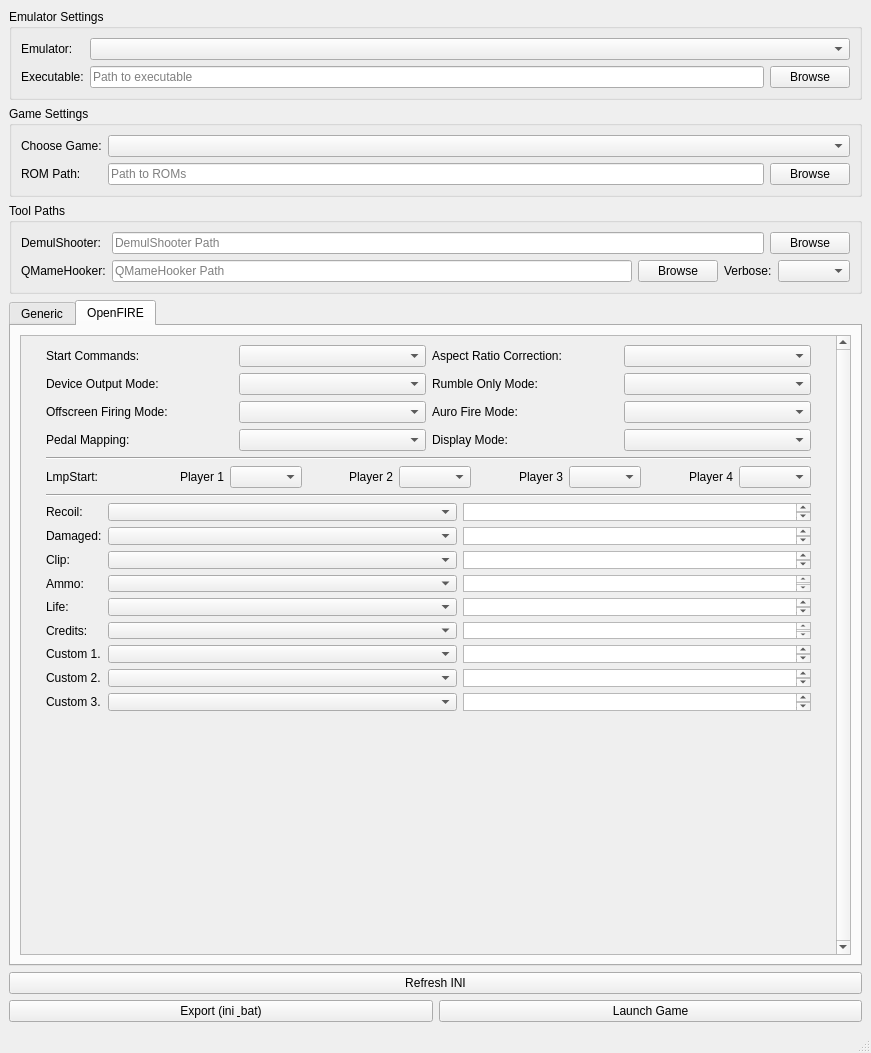
First picture: the form in mainwindow.ui, repository samuelballantyne/DSQ-Config, before the edit.
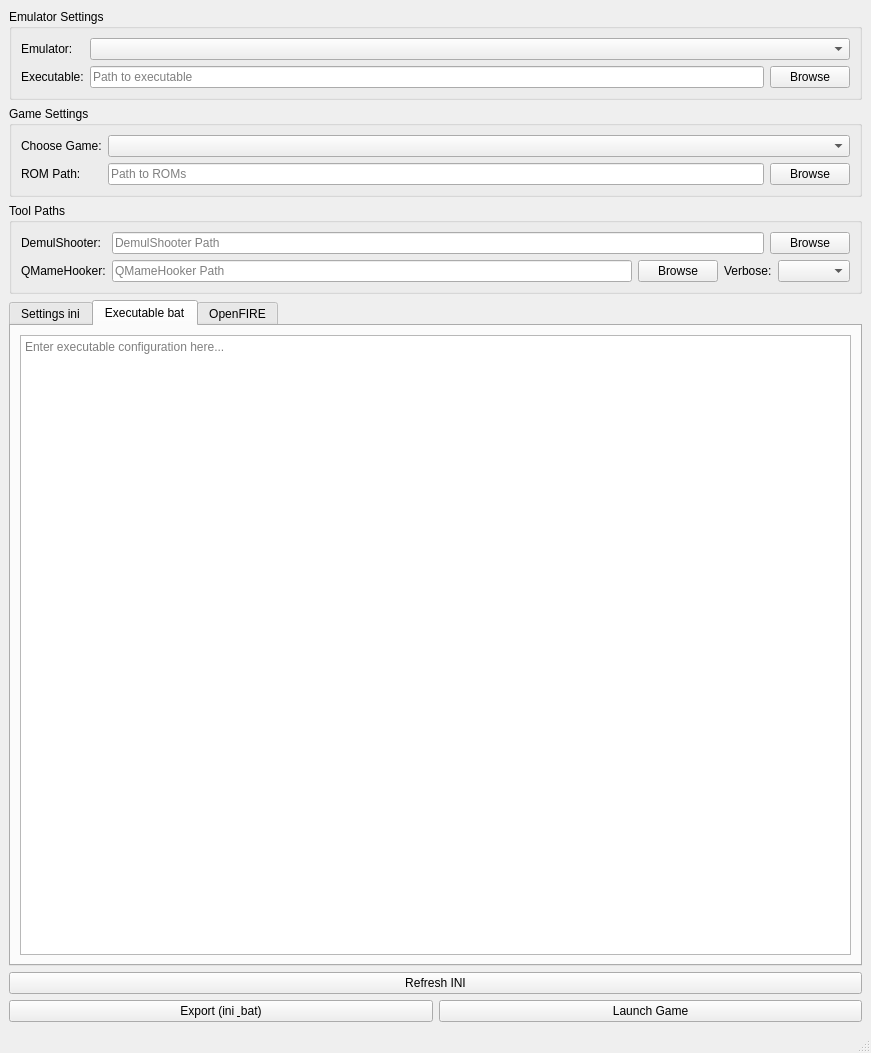
Second picture: the form after the edit.

Commit message: Add editable bat file tab

```diff
--- a/mainwindow.ui
+++ b/mainwindow.ui
@@ -304,7 +304,7 @@
       </property>
       <widget class="QWidget" name="tab_Generic">
        <attribute name="title">
-        <string>Generic</string>
+       <string>Settings ini</string>
        </attribute>
        <layout class="QVBoxLayout" name="verticalLayout_Generic">
         <item>
@@ -316,6 +316,20 @@
         </item>
        </layout>
       </widget>
+     <widget class="QWidget" name="tab_Executable">
+      <attribute name="title">
+       <string>Executable bat</string>
+      </attribute>
+      <layout class="QVBoxLayout" name="verticalLayout_Executable">
+       <item>
+        <widget class="QPlainTextEdit" name="plainTextEdit_Bat">
+         <property name="placeholderText">
+          <string>Enter executable configuration here...</string>
+         </property>
+        </widget>
+       </item>
+      </layout>
+     </widget>
       <widget class="QWidget" name="tab_OpenFIRE">
        <property name="sizePolicy">
         <sizepolicy hsizetype="Expanding" vsizetype="Expanding">
```
Lines whose indentation alone changed are shown as unchanged. The commit also changes 2 other files.
